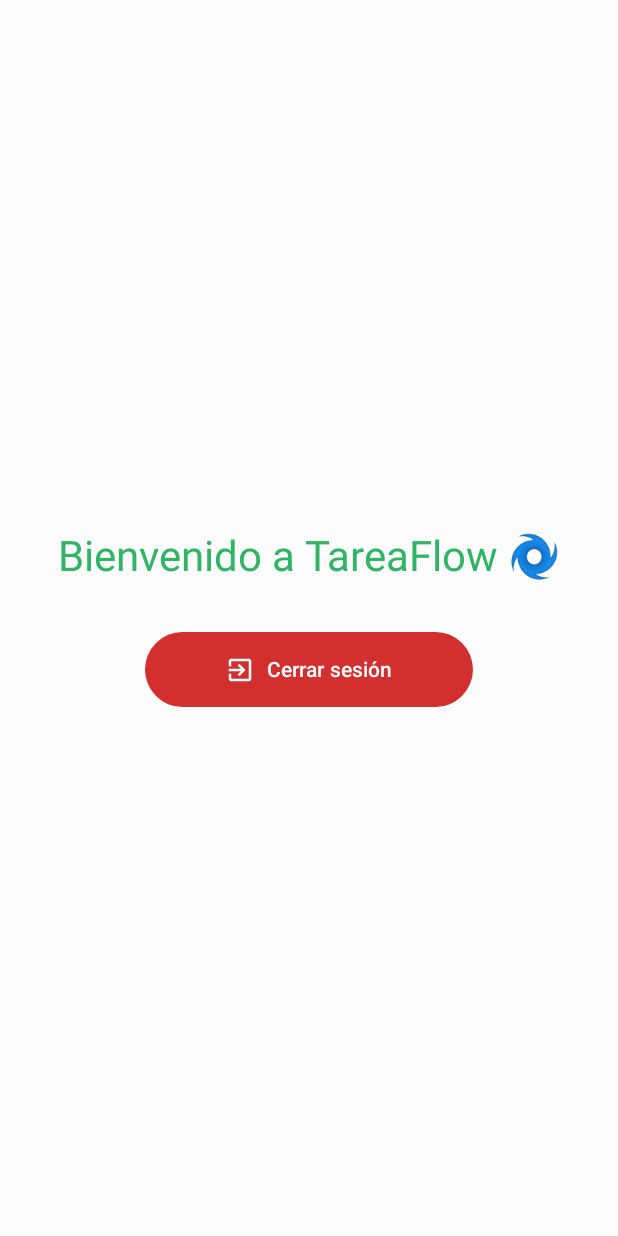
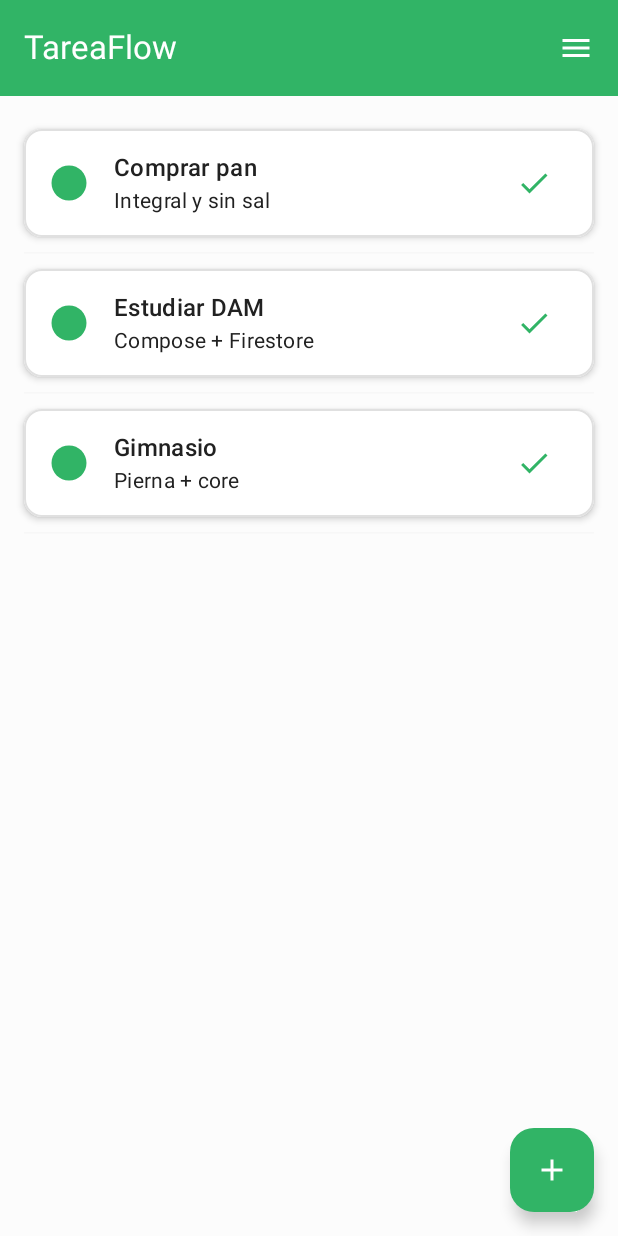
Before and after one commit to jdfm504/TareaFlow, an Android app built with Jetpack Compose: the HomeScreen screen opened through its navigation route, on a phone screen of 412 x 824 dp. Run offline under Robolectric (Android 15) with nearby library versions, the phone set to English and light mode, and no system bars; our stand-ins replace Firebase (no records; nobody signed in at launch, a user with empty details on screens opened directly).

Commit message:
Implementadas las tarjetas que muestran las tareas mediante el modelo MVC. Incorporada topAppBar y un DropDownMenu. incorporado un boton flotante para agregar tareas.

```diff
--- /dev/null
+++ b/app/src/main/java/com/campusdigitalfp/tareaflow/data/model/Task.kt
@@ -0,0 +1,8 @@
+package com.campusdigitalfp.tareaflow.data.model
+
+data class Task(
+    val id: String = "",
+    val title: String = "",
+    val description: String = "",
+    val done: Boolean = false
+)
--- a/app/src/main/java/com/campusdigitalfp/tareaflow/ui/screens/home/HomeScreen.kt
+++ b/app/src/main/java/com/campusdigitalfp/tareaflow/ui/screens/home/HomeScreen.kt
@@ -1,73 +1,119 @@
 package com.campusdigitalfp.tareaflow.ui.screens.home
 
-import android.widget.Toast
 import androidx.compose.foundation.layout.*
+import androidx.compose.foundation.lazy.LazyColumn
+import androidx.compose.foundation.lazy.items
 import androidx.compose.material.icons.Icons
-import androidx.compose.material.icons.automirrored.filled.ExitToApp
+import androidx.compose.material.icons.filled.Add
+import androidx.compose.material.icons.filled.Delete
+import androidx.compose.material.icons.filled.Info
+import androidx.compose.material.icons.filled.Menu
+import androidx.compose.material.icons.filled.Settings
 import androidx.compose.material3.*
-import androidx.compose.runtime.Composable
-import androidx.compose.ui.Alignment
+import androidx.compose.runtime.*
 import androidx.compose.ui.Modifier
 import androidx.compose.ui.graphics.Color
-import androidx.compose.ui.platform.LocalContext
-import androidx.compose.ui.res.stringResource
 import androidx.compose.ui.unit.dp
 import androidx.lifecycle.viewmodel.compose.viewModel
 import androidx.navigation.NavController
-import com.campusdigitalfp.tareaflow.viewmodel.AuthViewModel
-import com.campusdigitalfp.tareaflow.R
+import com.campusdigitalfp.tareaflow.viewmodel.TaskViewModel
 
+@OptIn(ExperimentalMaterial3Api::class)
 @Composable
 fun HomeScreen(
     navController: NavController,
-    viewModel: AuthViewModel = viewModel()
+    viewModel: TaskViewModel = viewModel(),
+    onGoToSettings: () -> Unit = {},
+    onGoToAbout: () -> Unit = {}
 ) {
-    val context = LocalContext.current
+    LaunchedEffect(Unit) { viewModel.seed() }
 
-    Surface(
-        modifier = Modifier.fillMaxSize(),
-        color = MaterialTheme.colorScheme.background
-    ) {
-        Column(
+    var menuExpanded by remember { mutableStateOf(false) }
+
+    Scaffold(
+        topBar = {
+            TopAppBar(
+                title = { Text("TareaFlow") },
+                colors = TopAppBarDefaults.topAppBarColors(
+                    containerColor = MaterialTheme.colorScheme.primary,
+                    titleContentColor = Color.White,
+                    actionIconContentColor = Color.White
+                ),
+                actions = {
+                    IconButton(onClick = { menuExpanded = true }) {
+                        Icon(Icons.Filled.Menu, contentDescription = "Menú")
+                    }
+                    DropdownMenu(expanded = menuExpanded, onDismissRequest = { menuExpanded = false }) {
+                        DropdownMenuItem(
+                            leadingIcon = { Icon(Icons.Filled.Add, null, tint = MaterialTheme.colorScheme.primary) },
+                            text = { Text("Agregar tarea") },
+                            onClick = {
+                                menuExpanded = false
+                                viewModel.addTask("Nueva tarea", "Descripción")
+                            }
+                        )
+                        if (viewModel.isActionMode) {
+                            DropdownMenuItem(
+                                leadingIcon = { Icon(Icons.Filled.Delete, null, tint = MaterialTheme.colorScheme.primary) },
+                                text = { Text("Eliminar seleccionadas") },
+                                onClick = {
+                                    menuExpanded = false
+                                    viewModel.deleteSelected()
+                                }
+                            )
+                        }
+                        DropdownMenuItem(
+                            leadingIcon = { Icon(Icons.Filled.Settings, null, tint = MaterialTheme.colorScheme.primary) },
+                            text = { Text("Configuración") },
+                            onClick = {
+                                menuExpanded = false
+                                onGoToSettings()
+                            }
+                        )
+                        DropdownMenuItem(
+                            leadingIcon = { Icon(Icons.Filled.Info, null, tint = MaterialTheme.colorScheme.primary) },
+                            text = { Text("Acerca de") },
+                            onClick = {
+                                menuExpanded = false
+                                onGoToAbout()
+                            }
+                        )
+                    }
+                }
+            )
+        },
+        floatingActionButton = {
+            FloatingActionButton(
+                onClick = { viewModel.addTask("Nueva tarea", "Desde FAB") },
+                containerColor = MaterialTheme.colorScheme.primary
+            ) {
+                Icon(Icons.Filled.Add, contentDescription = "Agregar")
+            }
+        }
+    ) { padding ->
+        LazyColumn(
             modifier = Modifier
                 .fillMaxSize()
-                .padding(24.dp),
-            horizontalAlignment = Alignment.CenterHorizontally,
-            verticalArrangement = Arrangement.Center
+                .padding(padding)
+                .padding(16.dp)
         ) {
-            Text(
-                text = stringResource(R.string.home_welcome),
-                style = MaterialTheme.typography.headlineMedium,
-                color = MaterialTheme.colorScheme.primary
-            )
-
-            Spacer(modifier = Modifier.height(32.dp))
-
-            Button(
-                onClick = {
-                    viewModel.logout()
-                    Toast.makeText(context, context.getString(R.string.logout_success), Toast.LENGTH_SHORT).show()
-                    navController.navigate("login") {
-                        popUpTo("home") { inclusive = true }
-                    }
-                },
-                colors = ButtonDefaults.buttonColors(
-                    containerColor = Color(0xFFD32F2F),
-                    contentColor = Color.White
-                ),
-                modifier = Modifier
-                    .fillMaxWidth(0.6f)
-                    .height(50.dp)
-            ) {
-                Icon(
-                    imageVector = Icons.AutoMirrored.Filled.ExitToApp,
-                    contentDescription = stringResource(R.string.logout_description),
-                    modifier = Modifier.size(20.dp)
+            items(viewModel.tasks, key = { it.id }) { task ->
+                TaskRow(
+                    task = task,
+                    selected = viewModel.selected.contains(task.id),
+                    onClick = {
+                        if (viewModel.isActionMode) viewModel.toggleSelection(task.id)
+                        else {
+                        }
+                    },
+                    onLongClick = { viewModel.toggleSelection(task.id) }
                 )
-                Spacer(modifier = Modifier.width(8.dp))
-                Text(stringResource(R.string.logout_button))
+                HorizontalDivider(
+                    thickness = 1.dp,
+                    color = MaterialTheme.colorScheme.outline.copy(alpha = 0.2f),
+                    modifier = Modifier.padding(vertical = 4.dp)
+                )
             }
-
         }
     }
 }
--- /dev/null
+++ b/app/src/main/java/com/campusdigitalfp/tareaflow/ui/screens/home/TaskRow.kt
@@ -0,0 +1,87 @@
+package com.campusdigitalfp.tareaflow.ui.screens.home
+
+import androidx.compose.foundation.BorderStroke
+import androidx.compose.foundation.combinedClickable
+import androidx.compose.foundation.layout.*
+import androidx.compose.foundation.shape.RoundedCornerShape
+import androidx.compose.material.icons.Icons
+import androidx.compose.material.icons.filled.CheckCircle
+import androidx.compose.material.icons.filled.Circle
+import androidx.compose.material.icons.filled.Done
+import androidx.compose.material3.*
+import androidx.compose.runtime.Composable
+import androidx.compose.ui.Alignment
+import androidx.compose.ui.Modifier
+import androidx.compose.ui.text.font.FontWeight
+import androidx.compose.ui.text.style.TextOverflow
+import androidx.compose.ui.unit.dp
+import com.campusdigitalfp.tareaflow.data.model.Task
+
+@OptIn(ExperimentalMaterial3Api::class)
+@Composable
+fun TaskRow(
+    task: Task,
+    selected: Boolean,
+    onClick: () -> Unit,
+    onLongClick: () -> Unit
+) {
+    val cs = MaterialTheme.colorScheme
+
+    val background = if (selected) cs.primary.copy(alpha = 0.15f) else cs.surface
+    val borderColor = if (selected) cs.primary else cs.outline
+    val titleColor = cs.onSurface
+    val descColor = cs.onSurfaceVariant
+    val iconColor = cs.primary
+
+    Card(
+        modifier = Modifier
+            .fillMaxWidth()
+            .padding(vertical = 6.dp)
+            .combinedClickable(onClick = onClick, onLongClick = onLongClick),
+        colors = CardDefaults.cardColors(containerColor = background),
+        border = BorderStroke(1.dp, borderColor),
+        shape = RoundedCornerShape(12.dp),
+        elevation = CardDefaults.cardElevation(defaultElevation = 3.dp)
+    ) {
+        Row(
+            modifier = Modifier
+                .fillMaxWidth()
+                .padding(horizontal = 16.dp, vertical = 12.dp),
+            verticalAlignment = Alignment.CenterVertically
+        ) {
+            Icon(
+                imageVector = if (task.done) Icons.Filled.CheckCircle else Icons.Filled.Circle,
+                contentDescription = null,
+                tint = iconColor,
+                modifier = Modifier.size(28.dp)
+            )
+
+            Spacer(Modifier.width(16.dp))
+
+            Column(Modifier.weight(1f)) {
+                Text(
+                    text = task.title,
+                    color = titleColor,
+                    style = MaterialTheme.typography.titleMedium.copy(fontWeight = FontWeight.SemiBold)
+                )
+                if (task.description.isNotBlank()) {
+                    Text(
+                        text = task.description,
+                        color = descColor,
+                        style = MaterialTheme.typography.bodyMedium,
+                        maxLines = 1,
+                        overflow = TextOverflow.Ellipsis
+                    )
+                }
+            }
+
+            IconButton(onClick = { /* toggle done */ }) {
+                Icon(
+                    imageVector = Icons.Filled.Done,
+                    contentDescription = "Marcar hecho",
+                    tint = iconColor
+                )
+            }
+        }
+    }
+}
--- /dev/null
+++ b/app/src/main/java/com/campusdigitalfp/tareaflow/viewmodel/TaskViewModel.kt
@@ -0,0 +1,47 @@
+package com.campusdigitalfp.tareaflow.viewmodel
+
+import androidx.compose.runtime.*
+import androidx.lifecycle.ViewModel
+import com.campusdigitalfp.tareaflow.data.model.Task
+import java.util.UUID
+
+class TaskViewModel : ViewModel() {
+
+    private val _tasks = mutableStateListOf<Task>()
+    val tasks: List<Task> get() = _tasks
+
+    var isActionMode by mutableStateOf(false)
+        private set
+
+    private val _selected = mutableStateListOf<String>()
+    val selected: List<String> get() = _selected
+
+    fun addTask(title: String, description: String) {
+        val id = UUID.randomUUID().toString()
+        _tasks.add(Task(id = id, title = title, description = description))
+    }
+
+    fun toggleSelection(taskId: String) {
+        if (_selected.contains(taskId)) _selected.remove(taskId) else _selected.add(taskId)
+        isActionMode = _selected.isNotEmpty()
+    }
+
+    fun clearSelection() {
+        _selected.clear()
+        isActionMode = false
+    }
+
+    fun deleteSelected() {
+        _tasks.removeAll { it.id in _selected }
+        clearSelection()
+    }
+
+    // Semilla temporal para ver lista
+    fun seed() {
+        if (_tasks.isEmpty()) {
+            addTask("Comprar pan", "Integral y sin sal")
+            addTask("Estudiar DAM", "Compose + Firestore")
+            addTask("Gimnasio", "Pierna + core")
+        }
+    }
+}
```
Also changed, not shown: app/src/main/java/com/campusdigitalfp/tareaflow/ui/theme/Color.kt (+20 -1 lines), app/src/main/java/com/campusdigitalfp/tareaflow/ui/theme/Theme.kt (+16 -12 lines).
